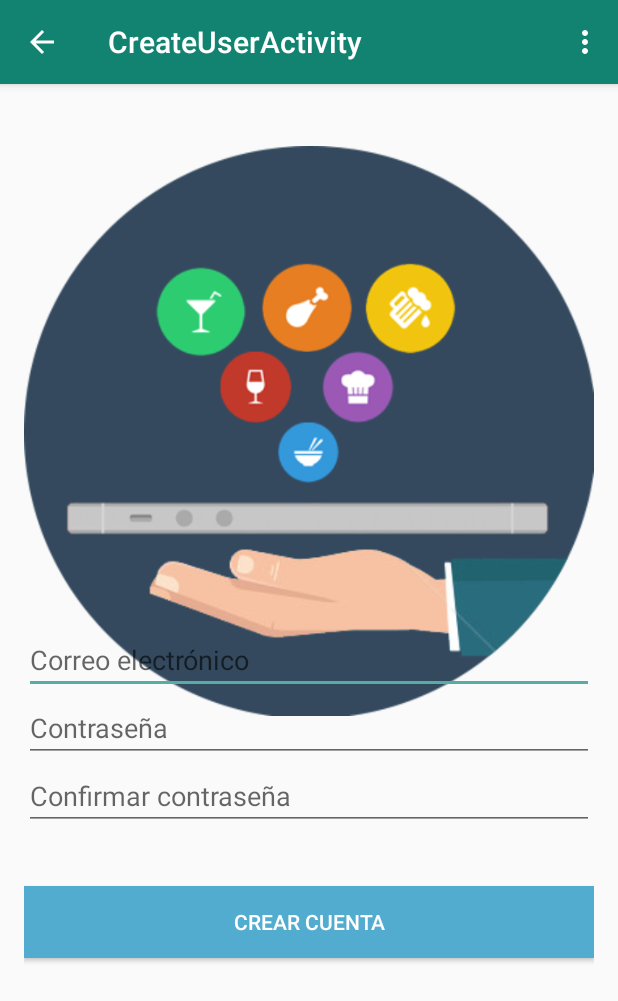
After one commit to andresjordanze/yomesero-restaurantes, an Android app: the CreateUserActivity screen opened directly, with no data from a screen before it, on a phone screen of 412 x 824 dp. The commit adds this screen. Shown: the top 1001 px of the screen. Run offline under Robolectric (Android 15) with nearby library versions, the phone set to English and light mode, and no system bars.

Commit message:
Crear usuario terminado

```diff
--- a/app/src/main/java/android/hmkcode/com/yomeserorestaurantes/LoginActivity.java
+++ b/app/src/main/java/android/hmkcode/com/yomeserorestaurantes/LoginActivity.java
@@ -76,6 +76,7 @@ public class LoginActivity extends Activity implements LoaderCallbacks<Cursor> {
         setContentView(R.layout.activity_login);
 
         if (SaveSharedPreference.getUserId(LoginActivity.this).length()!=0){
+            Log.d("ID del restaurante:", SaveSharedPreference.getUserRest(LoginActivity.this));
             Intent intent = new Intent(getApplicationContext(),MainActivity.class);
             startActivity(intent);
             finish();
@@ -391,7 +392,7 @@ public class LoginActivity extends Activity implements LoaderCallbacks<Cursor> {
                 SaveSharedPreference.setUserId(LoginActivity.this,id);
                 SaveSharedPreference.setUserRest(LoginActivity.this,rest);
                 Log.d("USUARIO: ", id);
-                Log.d("RESTAURANTE: ",rest);
+                Log.d("RESTAURANTE: ",SaveSharedPreference.getUserRest(LoginActivity.this));
                 Intent intent = new Intent(getApplicationContext(),MainActivity.class);
                 startActivity(intent);
                 finish();
--- a/app/src/main/java/android/hmkcode/com/yomeserorestaurantes/MainActivity.java
+++ b/app/src/main/java/android/hmkcode/com/yomeserorestaurantes/MainActivity.java
@@ -69,6 +69,10 @@ public class MainActivity extends ActionBarActivity implements ActionBar.TabList
             startActivity(intent);
             finish();
         }
+        if (id == R.id.action_create_user){
+            Intent intent = new Intent(getApplicationContext(),CreateUserActivity.class);
+            startActivity(intent);
+        }
 
         return super.onOptionsItemSelected(item);
     }
--- /dev/null
+++ b/app/src/main/res/layout/activity_create_user.xml
@@ -0,0 +1,72 @@
+<RelativeLayout xmlns:android="http://schemas.android.com/apk/res/android"
+    xmlns:tools="http://schemas.android.com/tools" android:layout_width="match_parent"
+    android:layout_height="match_parent" android:paddingLeft="@dimen/activity_horizontal_margin"
+    android:paddingRight="@dimen/activity_horizontal_margin"
+    android:paddingTop="@dimen/activity_vertical_margin"
+    android:paddingBottom="@dimen/activity_vertical_margin"
+    tools:context="android.hmkcode.com.yomeserorestaurantes.CreateUserActivity">
+
+    <ImageView
+        android:layout_width="wrap_content"
+        android:layout_height="wrap_content"
+        android:id="@+id/imageView"
+        android:src="@drawable/yomesero_logo"
+        android:layout_marginBottom="305dp"
+        android:layout_alignParentBottom="true"
+        android:layout_alignParentLeft="true"
+        android:layout_alignParentStart="true" />
+
+    <EditText
+        android:layout_width="wrap_content"
+        android:layout_height="wrap_content"
+        android:inputType="textEmailAddress"
+        android:ems="10"
+        android:id="@+id/create_email"
+        android:layout_centerVertical="true"
+        android:layout_alignParentLeft="true"
+        android:layout_alignParentStart="true"
+        android:layout_alignRight="@+id/imageView"
+        android:layout_alignEnd="@+id/imageView"
+        android:hint="@string/create_email" />
+
+    <EditText
+        android:layout_width="match_parent"
+        android:layout_height="wrap_content"
+        android:inputType="textPassword"
+        android:ems="10"
+        android:id="@+id/create_password"
+        android:layout_below="@+id/create_email"
+        android:layout_alignParentLeft="true"
+        android:layout_alignParentStart="true"
+        android:layout_alignParentRight="true"
+        android:layout_alignParentEnd="true"
+        android:hint="@string/create_password" />
+
+    <EditText
+        android:layout_width="match_parent"
+        android:layout_height="wrap_content"
+        android:inputType="textPassword"
+        android:ems="10"
+        android:id="@+id/create_password_confirmation"
+        android:layout_below="@+id/create_password"
+        android:layout_alignParentLeft="true"
+        android:layout_alignParentStart="true"
+        android:layout_alignRight="@+id/create_password"
+        android:layout_alignEnd="@+id/create_password"
+        android:hint="@string/create_password_confirmation" />
+
+    <Button
+        android:layout_width="match_parent"
+        android:layout_height="wrap_content"
+        android:text="Crear cuenta"
+        android:id="@+id/create_button"
+        android:layout_below="@+id/create_password_confirmation"
+        android:layout_marginTop="37dp"
+        android:layout_alignRight="@+id/create_password_confirmation"
+        android:layout_alignEnd="@+id/create_password_confirmation"
+        android:layout_alignParentLeft="true"
+        android:layout_alignParentStart="true"
+        android:background="#52ACCF"
+        android:textColor="#FFFFFF"
+        android:onClick="createUser"/>
+</RelativeLayout>
--- /dev/null
+++ b/app/src/main/res/menu/menu_create_user.xml
@@ -0,0 +1,7 @@
+<menu xmlns:android="http://schemas.android.com/apk/res/android"
+    xmlns:app="http://schemas.android.com/apk/res-auto"
+    xmlns:tools="http://schemas.android.com/tools"
+    tools:context="android.hmkcode.com.yomeserorestaurantes.CreateUserActivity">
+    <item android:id="@+id/action_settings" android:title="@string/action_settings"
+        android:orderInCategory="100" app:showAsAction="never" />
+</menu>
--- a/app/src/main/res/menu/menu_main.xml
+++ b/app/src/main/res/menu/menu_main.xml
@@ -3,5 +3,7 @@
     xmlns:tools="http://schemas.android.com/tools" tools:context=".MainActivity">
 
     <item android:id="@+id/action_log_out" android:title="@string/action_log_out"
-    android:orderInCategory="100" app:showAsAction="never" />
+    android:orderInCategory="101" app:showAsAction="never" />
+    <item android:id="@+id/action_create_user" android:title="@string/action_create_user"
+        android:orderInCategory="100" app:showAsAction="never" />
 </menu>
--- a/app/src/main/res/values/strings.xml
+++ b/app/src/main/res/values/strings.xml
@@ -4,6 +4,7 @@
     <string name="hello_world">Bienvenidos a YoMesero</string>
     <string name="action_settings">Settings</string>
     <string name="action_log_out">Cerrar sesión</string>
+    <string name="action_create_user">Crear Usuario</string>
     <string name="title_activity_item_form">Crear item</string>
     <string name="item_name_message">Nombre del item</string>
     <string name="item_description_message">Descripción del item</string>
@@ -13,6 +14,10 @@
     <string name="create_button">Crear item</string>
     <string name="add_item_button">Agregar item</string>
     <string name="title_activity_display_item">Item Created</string>
+
+    <string name="create_email">Correo electrónico</string>
+    <string name="create_password">Contraseña</string>
+    <string name="create_password_confirmation">Confirmar contraseña</string>
 
     <string-array name="types">
         <item>Comida</item>
@@ -28,4 +33,5 @@
 
 <!-- TODO: Remove or change this placeholder text -->
     <string name="hello_blank_fragment">Hello blank fragment</string>
+    <string name="title_activity_create_user">CreateUserActivity</string>
 </resources>
```
Also changed, not shown: app/src/main/AndroidManifest.xml (+10 -2 lines), app/src/main/java/android/hmkcode/com/yomeserorestaurantes/CreateUserActivity.java (added, +145 -0 lines).
